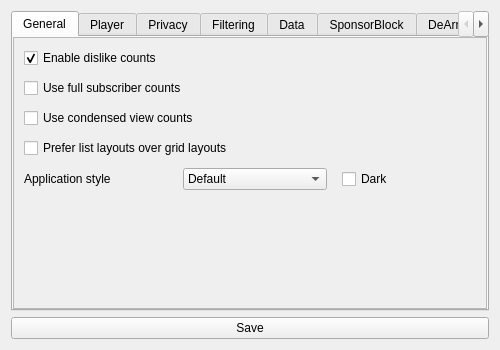
Qt form src/ui/forms/settings/settingsform.ui (BowDown097/QtTube) before a commit.
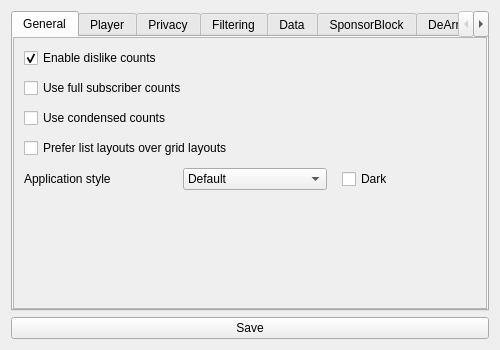
The same form after that commit.

Commit message: Universal condensed count setting

Diff of the .ui file:
```diff
--- a/src/ui/forms/settings/settingsform.ui
+++ b/src/ui/forms/settings/settingsform.ui
@@ -105,7 +105,7 @@
               <string>As an example, &quot;135,230 views&quot; would be condensed to &quot;135.2k views.&quot;</string>
              </property>
              <property name="text">
-              <string>Use condensed view counts</string>
+              <string>Use condensed counts</string>
              </property>
             </widget>
            </item>
```
Left out of the diff: 4 changed lines with no effect on the pictures. The commit also changes 8 other files.
